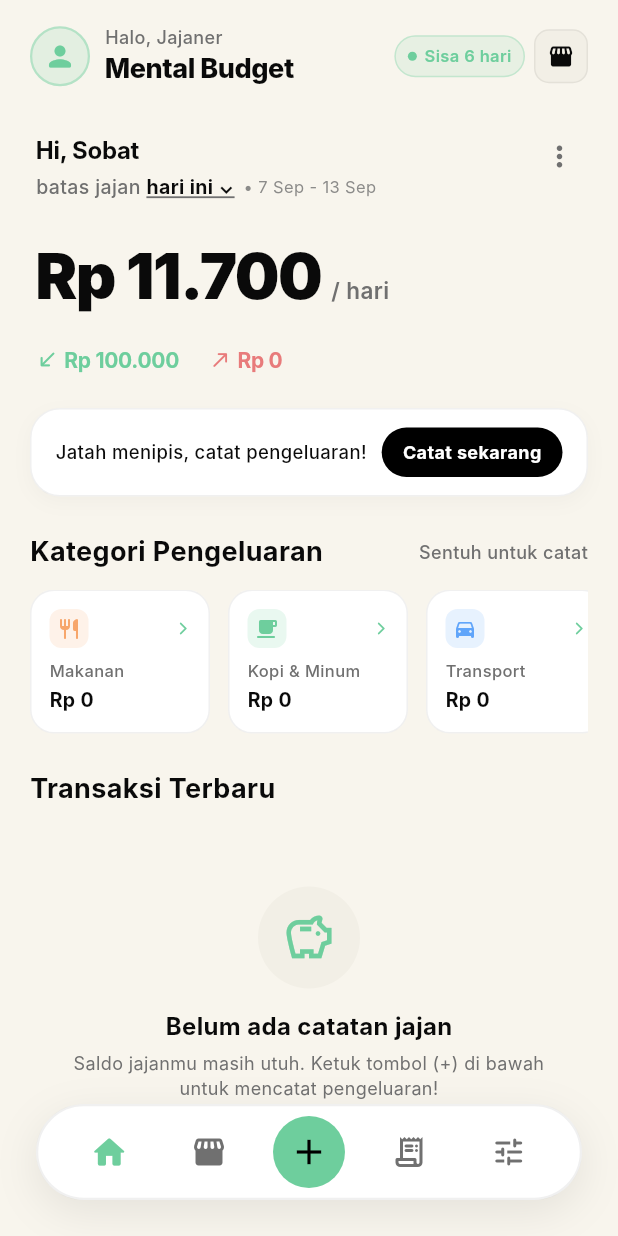
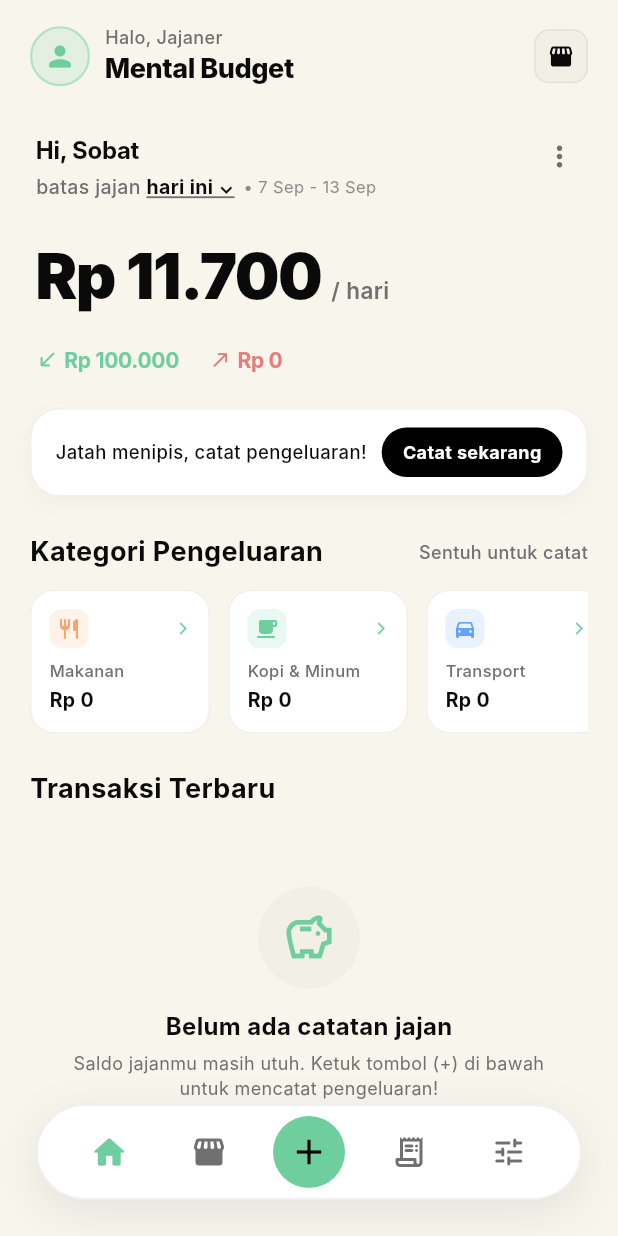
Before and after one commit to HelloRayy/expense-tracker, a Flutter app: the screen it shows after launch, on a phone screen of 412 x 824 dp. Run offline on Flutter 3.47's test engine with Material 3 defaults, Android fonts, the phone set to English and light mode, and no system bars; our stand-ins replace shared_preferences, sqflite; accounts and stored records are empty; Roboto replaces fonts that are missing (Inter).

Commit message:
refactor(dashboard): remove live status pill from header bar

```diff
--- a/lib/features/dashboard/dashboard_screen.dart
+++ b/lib/features/dashboard/dashboard_screen.dart
@@ -66,7 +66,6 @@ class _DashboardScreenState extends State<DashboardScreen> with WidgetsBindingOb
         final spent = widget.repository.totalSpent;
         final dailyAllowance = widget.repository.dailyAllowance;
         final remainingToday = widget.repository.remainingToday;
-        final daysRemainingInWeek = budget?.daysRemainingInWeek ?? 7;
         final expenses = widget.repository.expenses;
         final displayedExpenses = _showAllTransactions ? expenses : expenses.take(5).toList();
         final isOverBudget = remaining < 0 || remainingToday < 0;
@@ -93,7 +92,6 @@ class _DashboardScreenState extends State<DashboardScreen> with WidgetsBindingOb
                           padding: const EdgeInsets.fromLTRB(20, 16, 20, 12),
                           child: _buildHeader(
                             context: context,
-                            daysLeft: daysRemainingInWeek,
                             textPrimary: textPrimary,
                             textSecondary: textSecondary,
                             elevatedColor: elevatedColor,
@@ -288,7 +286,6 @@ class _DashboardScreenState extends State<DashboardScreen> with WidgetsBindingOb
 
   Widget _buildHeader({
     required BuildContext context,
-    required int daysLeft,
     required Color textPrimary,
     required Color textSecondary,
     required Color elevatedColor,
@@ -347,43 +344,6 @@ class _DashboardScreenState extends State<DashboardScreen> with WidgetsBindingOb
         ),
         const SizedBox(width: 8),
 
-        // Live Status Pill & Quick Action Icons
-        Row(
-          mainAxisSize: MainAxisSize.min,
-          children: [
-            // Glowing Mint Dot Status Pill (Pirsch Live Indicator)
-            Container(
-              padding: const EdgeInsets.symmetric(horizontal: 8, vertical: 5),
-              decoration: BoxDecoration(
-                color: PirschColors.mintGreen.withValues(alpha: 0.12),
-                borderRadius: BorderRadius.circular(20),
-                border: Border.all(color: PirschColors.mintGreen.withValues(alpha: 0.3)),
-              ),
-              child: Row(
-                mainAxisSize: MainAxisSize.min,
-                children: [
-                  Container(
-                    width: 6,
-                    height: 6,
-                    decoration: const BoxDecoration(
-                      shape: BoxShape.circle,
-                      color: PirschColors.mintGreen,
-                    ),
-                  ),
-                  const SizedBox(width: 5),
-                  Text(
-                    'Sisa $daysLeft hari',
-                    style: const TextStyle(
-                      color: PirschColors.mintGreen,
-                      fontSize: 11,
-                      fontWeight: FontWeight.w600,
-                    ),
-                  ),
-                ],
-              ),
-            ),
-            const SizedBox(width: 6),
-
         // Shopee Watcher Button
         Material(
           color: Colors.transparent,
@@ -408,8 +368,6 @@ class _DashboardScreenState extends State<DashboardScreen> with WidgetsBindingOb
               child: Icon(Icons.storefront_rounded, color: textPrimary, size: 18),
             ),
           ),
-            ),
-          ],
         ),
       ],
     );
```
Lines whose indentation alone changed are shown as unchanged.
